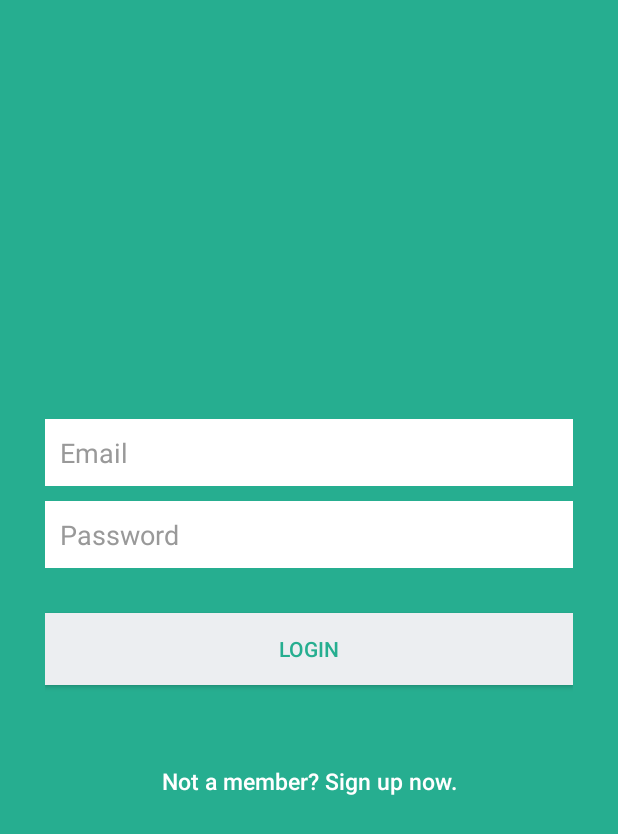
After one commit to Aayamz/LoginRegister, an Android app: the layout activity_login.xml on its own in the app's theme, with its tools: preview values and no code run, on a phone screen of 412 x 824 dp. The commit adds this screen. Shown: the top 834 px of the screen. Run offline under Robolectric (Android 15) with nearby library versions, the phone set to English and light mode, and no system bars.

```diff
--- a/AndroidStudioProjects/ExpertMe/app/build.gradle
+++ b/AndroidStudioProjects/ExpertMe/app/build.gradle
@@ -23,4 +23,5 @@ dependencies {
     compile fileTree(dir: 'libs', include: ['*.jar'])
     testCompile 'junit:junit:4.12'
     compile 'com.android.support:appcompat-v7:23.4.0'
+    compile 'com.mcxiaoke.volley:library-aar:1.0.0'
 }
--- /dev/null
+++ b/AndroidStudioProjects/ExpertMe/app/src/main/res/layout/activity_login.xml
@@ -0,0 +1,68 @@
+<?xml version="1.0" encoding="utf-8"?>
+<LinearLayout xmlns:android="http://schemas.android.com/apk/res/android"
+    android:layout_width="fill_parent"
+    android:layout_height="fill_parent"
+    android:background="@color/bg_login"
+    android:gravity="center"
+    android:orientation="vertical"
+    android:padding="10dp" >
+
+    <LinearLayout
+        android:layout_width="fill_parent"
+        android:layout_height="wrap_content"
+        android:layout_gravity="center"
+        android:orientation="vertical"
+        android:paddingLeft="20dp"
+        android:paddingRight="20dp" >
+
+        <EditText
+            android:id="@+id/email"
+            android:layout_width="fill_parent"
+            android:layout_height="wrap_content"
+            android:layout_marginBottom="10dp"
+            android:background="@color/white"
+            android:hint="@string/hint_email"
+            android:inputType="textEmailAddress"
+            android:padding="10dp"
+            android:singleLine="true"
+            android:textColor="@color/input_login"
+            android:textColorHint="@color/input_login_hint" />
+
+        <EditText
+            android:id="@+id/password"
+            android:layout_width="fill_parent"
+            android:layout_height="wrap_content"
+            android:layout_marginBottom="10dp"
+            android:background="@color/white"
+            android:hint="@string/hint_password"
+            android:inputType="textPassword"
+            android:padding="10dp"
+            android:singleLine="true"
+            android:textColor="@color/input_login"
+            android:textColorHint="@color/input_login_hint" />
+
+        <!-- Login Button -->
+
+        <Button
+            android:id="@+id/btnLogin"
+            android:layout_width="fill_parent"
+            android:layout_height="wrap_content"
+            android:layout_marginTop="20dip"
+            android:background="@color/btn_login_bg"
+            android:text="@string/btn_login"
+            android:textColor="@color/btn_login" />
+
+        <!-- Link to Login Screen -->
+
+        <Button
+            android:id="@+id/btnLinkToRegisterScreen"
+            android:layout_width="fill_parent"
+            android:layout_height="wrap_content"
+            android:layout_marginTop="40dip"
+            android:background="@null"
+            android:text="@string/btn_link_to_register"
+            android:textAllCaps="false"
+            android:textColor="@color/white"
+            android:textSize="15dp" />
+    </LinearLayout>
+</LinearLayout>
--- a/AndroidStudioProjects/ExpertMe/app/src/main/res/values/colors.xml
+++ b/AndroidStudioProjects/ExpertMe/app/src/main/res/values/colors.xml
@@ -35,4 +35,19 @@
         <item>@color/dot_dark_screen3</item>
         <item>@color/dot_dark_screen4</item>
     </array>
+
+    <color name="bg_login">#26ae90</color>
+    <color name="bg_register">#2e3237</color>
+    <color name="bg_main">#428bca</color>
+    <color name="white">#ffffff</color>
+    <color name="input_login">#222222</color>
+    <color name="input_login_hint">#999999</color>
+    <color name="input_register">#888888</color>
+    <color name="input_register_bg">#3b4148</color>
+    <color name="input_register_hint">#5e6266</color>
+    <color name="btn_login">#26ae90</color>
+    <color name="btn_login_bg">#eceef1</color>
+    <color name="lbl_name">#333333</color>
+    <color name="btn_logut_bg">#ff6861</color>
+
 </resources>
--- a/AndroidStudioProjects/ExpertMe/app/src/main/res/values/strings.xml
+++ b/AndroidStudioProjects/ExpertMe/app/src/main/res/values/strings.xml
@@ -19,4 +19,15 @@
 
     <string name="play_again_desc">To see the welcome slider again, goto Settings -> apps -> welcome slider -> clear data</string>
     <string name="play_again">Play Again</string>
+
+    <string name="hint_email">Email</string>
+    <string name="hint_password">Password</string>
+    <string name="hint_name">Fullname</string>
+    <string name="btn_login">LOGIN</string>
+    <string name="btn_register">REGISTER</string>
+    <string name="btn_link_to_register">Not a member? Sign up now.</string>
+    <string name="btn_link_to_login">Already registred! Login Me.</string>
+    <string name="welcome">Welcome</string>
+    <string name="btn_logout">LOGOUT</string>
+    <string name="name">Fullname</string>
 </resources>
```
Also changed, not shown: AndroidStudioProjects/ExpertMe/app/src/main/res/drawable-hdpi/ic_become.png (added), AndroidStudioProjects/ExpertMe/app/src/main/res/drawable-hdpi/ic_browse.png (added), AndroidStudioProjects/ExpertMe/app/src/main/res/drawable-hdpi/ic_help.png (added), 1 other file.
